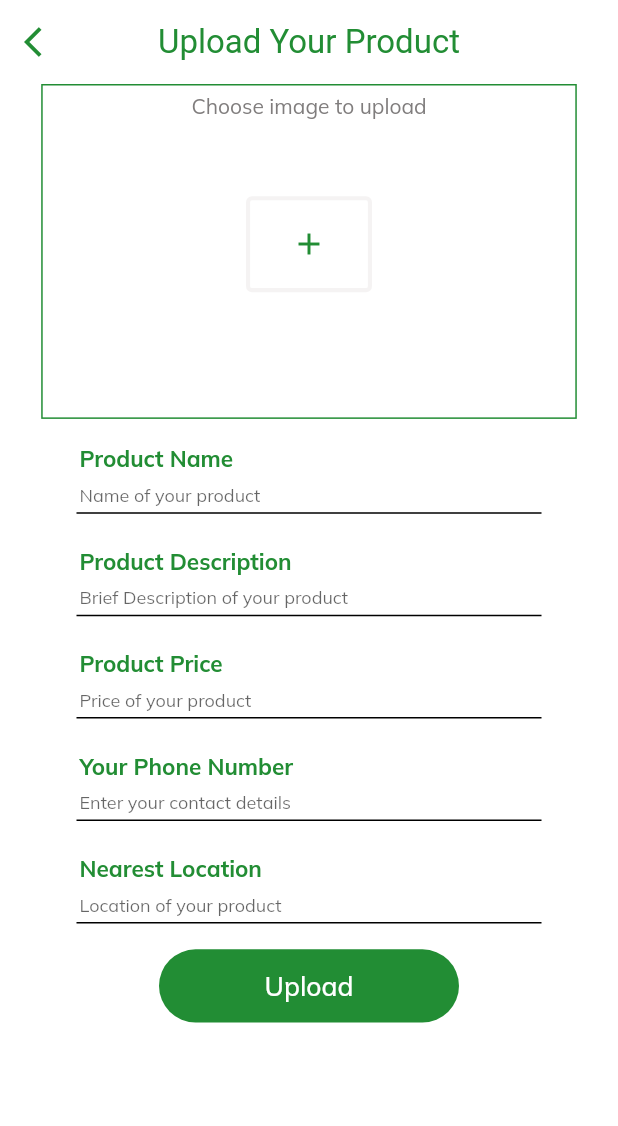
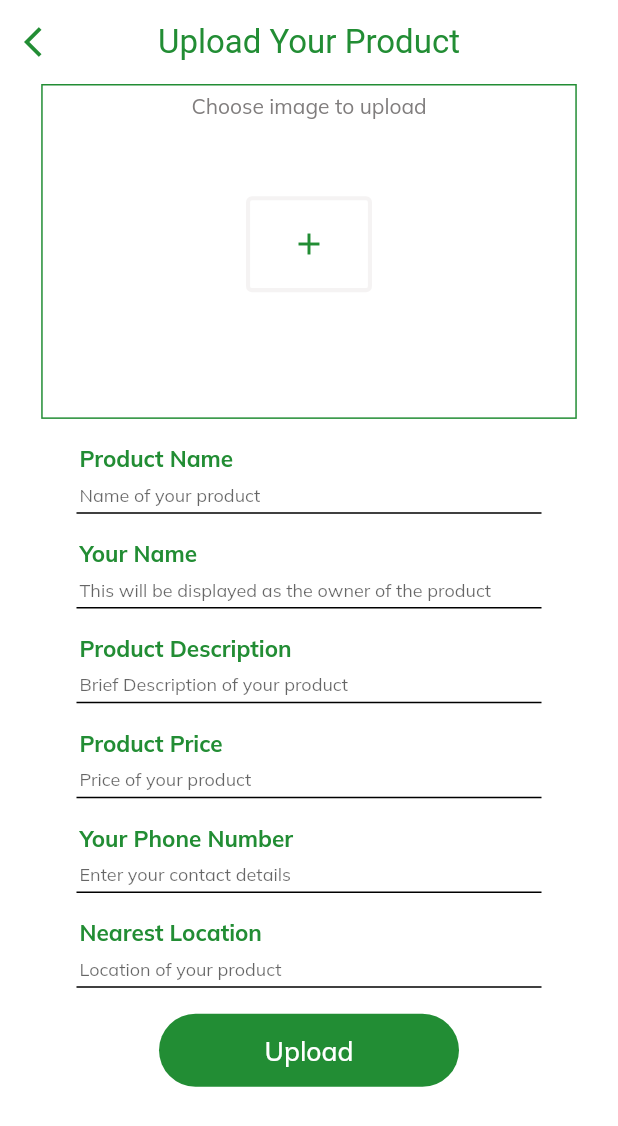
Before and after one commit to supa-modo/FlutterAppProject-4.0, a Flutter app: the HomeScreen screen opened by its route, after a tap on "Sell Your Product", on a phone screen of 412 x 824 dp. Shown: the top 1126 px of the screen. Run offline on Flutter 3.47's test engine with Material 2 defaults, Android fonts, the light colour scheme and no system bars; our stand-ins replace cloud_firestore, dots_indicator, firebase_auth, firebase_core, firebase_storage, flutter_svg and 2 more; accounts and stored records are empty.

Commit message:
Fixed some minor backend issues with uploading products

```diff
--- a/teamp_app/lib/models/products.dart
+++ b/teamp_app/lib/models/products.dart
@@ -11,6 +11,8 @@ class Products{
   late String image;
   //late Timestamp createdAt;
 
+  Products();
+
   Products.fromMap(Map<String, dynamic> data){
     id = data['id'];
     name = data['name'];
@@ -22,4 +24,17 @@ class Products{
     image = data['image'];
     //createdAt = data['createdAt'];
   }
+
+  Map<String, dynamic> toMap(){
+    return {
+      'id': id,
+      'name': name,
+      'price': price,
+      'owner': owner,
+      'description': description,
+      'location': location,
+      'phoneNumber': phoneNumber,
+      'image': image,
+    };
+  }
 }
--- a/teamp_app/lib/notifier/notifier.dart
+++ b/teamp_app/lib/notifier/notifier.dart
@@ -6,18 +6,18 @@ import 'package:teamp_app/models/products.dart';
 
 class ProductsNotifier with ChangeNotifier{
   List<Products> _productsList = [];
-  late Products _currentProducts;
+  Products? _currentProducts;
 
   UnmodifiableListView<Products> get productsList => UnmodifiableListView(_productsList);
 
-  Products get currentProducts => _currentProducts;
+  Products? get currentProducts => _currentProducts;
 
   set productsList(List<Products> productsList){
     _productsList = productsList;
     notifyListeners();
   }
 
-  set currentProducts(Products products){
+  set currentProducts(Products? products){
     _currentProducts = products;
     notifyListeners();
   }
--- a/teamp_app/lib/screens/ImageViewScreen/imageView.dart
+++ b/teamp_app/lib/screens/ImageViewScreen/imageView.dart
@@ -6,8 +6,12 @@ import 'package:firebase_storage/firebase_storage.dart';
 import 'package:flutter/material.dart';
 import 'package:image_picker/image_picker.dart';
 import 'package:cloud_firestore/cloud_firestore.dart';
+import 'package:provider/provider.dart';
+import 'package:teamp_app/net/api_methods.dart';
 
 import '../../constants.dart';
+import '../../models/products.dart';
+import '../../notifier/notifier.dart';
 import '../../sizeConfig.dart';
 import 'components/body.dart';
 
@@ -21,6 +25,23 @@ class ImageViewScreen extends StatefulWidget {
 
 class _ImageViewScreenState extends State<ImageViewScreen> {
   final _formKey = GlobalKey<FormState>();
+  Products? _currentProducts;
+  String? _imageUrl;
+
+  @override
+  void initState() {
+    super.initState();
+    ProductsNotifier productsNotifier =
+        Provider.of<ProductsNotifier>(context, listen: false);
+
+    if (productsNotifier.currentProducts != null) {
+      _currentProducts = productsNotifier.currentProducts;
+    } else {
+      _currentProducts = Products();
+    }
+
+    _imageUrl = productsNotifier.currentProducts?.image;
+  }
 
   TextEditingController _productNameField = TextEditingController();
   TextEditingController _descriptionField = TextEditingController();
@@ -29,8 +50,6 @@ class _ImageViewScreenState extends State<ImageViewScreen> {
   TextEditingController _nearestLocationField = TextEditingController();
 
   File? _image;
-  // File? _image2;
-  // File? _image3;
   final imagePicker = ImagePicker();
 
   Future imagePickerMethod() async {
@@ -50,6 +69,15 @@ class _ImageViewScreenState extends State<ImageViewScreen> {
       duration: d,
     );
     ScaffoldMessenger.of(context).showSnackBar(snackBar);
+  }
+
+  saveProduct() {
+    if (!_formKey.currentState!.validate()) {
+      return;
+    }
+    _formKey.currentState!.save();
+
+    uploadProductsAndImage(_currentProducts!, _image!);
   }
 
   @override
@@ -101,7 +129,11 @@ class _ImageViewScreenState extends State<ImageViewScreen> {
                                                 padding: EdgeInsets.only(
                                                     top: getScreenHeight(5)),
                                                 child: Text(
-                                                    "Choose image to upload", style: TextStyle(color: Color.fromARGB(255, 128, 125, 125)),),
+                                                  "Choose image to upload",
+                                                  style: TextStyle(
+                                                      color: Color.fromARGB(
+                                                          255, 128, 125, 125)),
+                                                ),
                                               ),
                                               SizedBox(
                                                   height: getScreenHeight(50)),
@@ -110,7 +142,8 @@ class _ImageViewScreenState extends State<ImageViewScreen> {
                                                   side: MaterialStateProperty
                                                       .all<BorderSide>(
                                                           BorderSide(
-                                                    color: Color.fromARGB(255, 235, 231, 231)
+                                                    color: Color.fromARGB(
+                                                            255, 235, 231, 231)
                                                         .withOpacity(0.5),
                                                     width: getScreenWidth(2.5),
                                                   )),
@@ -239,7 +272,9 @@ class _ImageViewScreenState extends State<ImageViewScreen> {
                   height: getScreenHeight(15),
                 ),
                 TextFormField(
-                    controller: _productNameField,
+                    onSaved: (value) {
+                      _currentProducts!.name = value!;
+                    },
                     textInputAction: TextInputAction.done,
                     keyboardType: TextInputType.text,
                     decoration: const InputDecoration(
@@ -257,10 +292,35 @@ class _ImageViewScreenState extends State<ImageViewScreen> {
                       hintText: "Name of your product",
                     )),
                 SizedBox(
-                  height: getScreenHeight(20),
+                  height: getScreenHeight(15),
                 ),
                 TextFormField(
-                  controller: _descriptionField,
+                    onSaved: (value) {
+                      _currentProducts!.name = value!;
+                    },
+                    textInputAction: TextInputAction.done,
+                    keyboardType: TextInputType.text,
+                    decoration: const InputDecoration(
+                      contentPadding:
+                          EdgeInsets.symmetric(horizontal: 2, vertical: 5),
+                      enabledBorder: UnderlineInputBorder(),
+                      focusedBorder: UnderlineInputBorder(),
+                      border: UnderlineInputBorder(),
+                      labelStyle: TextStyle(
+                          fontSize: 20,
+                          color: appPrimaryColor,
+                          fontWeight: FontWeight.bold),
+                      hintStyle: TextStyle(fontSize: 12),
+                      labelText: "Your Name",
+                      hintText: "This will be displayed as the owner of the product",
+                    )),
+                    SizedBox(
+                  height: getScreenHeight(15),
+                ),
+                TextFormField(
+                  onSaved: (value) {
+                    _currentProducts!.description = value!;
+                  },
                   textInputAction: TextInputAction.done,
                   keyboardType: TextInputType.text,
                   decoration: const InputDecoration(
@@ -278,10 +338,12 @@ class _ImageViewScreenState extends State<ImageViewScreen> {
                       hintText: "Brief Description of your product"),
                 ),
                 SizedBox(
-                  height: getScreenHeight(20),
+                  height: getScreenHeight(15),
                 ),
                 TextFormField(
-                  controller: _productPriceField,
+                  onSaved: (value) {
+                    _currentProducts!.price = value!;
+                  },
                   textInputAction: TextInputAction.done,
                   keyboardType: TextInputType.number,
                   decoration: const InputDecoration(
@@ -299,10 +361,12 @@ class _ImageViewScreenState extends State<ImageViewScreen> {
                       hintText: "Price of your product"),
                 ),
                 SizedBox(
-                  height: getScreenHeight(20),
+                  height: getScreenHeight(15),
                 ),
                 TextFormField(
-                  controller: _phoneField,
+                  onSaved: (value) {
+                    _currentProducts!.phoneNumber = value!;
+                  },
                   textInputAction: TextInputAction.done,
                   keyboardType: TextInputType.phone,
                   decoration: const InputDecoration(
@@ -320,10 +384,12 @@ class _ImageViewScreenState extends State<ImageViewScreen> {
                       hintText: "Enter your contact details"),
                 ),
                 SizedBox(
-                  height: getScreenHeight(20),
+                  height: getScreenHeight(15),
                 ),
                 TextFormField(
-                  controller: _nearestLocationField,
+                  onSaved: (value) {
+                    _currentProducts!.location = value!;
+                  },
                   textInputAction: TextInputAction.done,
                   keyboardType: TextInputType.streetAddress,
                   decoration: const InputDecoration(
@@ -350,9 +416,7 @@ class _ImageViewScreenState extends State<ImageViewScreen> {
                         horizontal: getScreenWidth(50),
                         vertical: getScreenHeight(2)),
                     child: TextButton(
-                      onPressed: () {
-
-                      },
+                      onPressed: () => saveProduct(),
                       child: Text(
                         "Upload",
                         style: TextStyle(
@@ -379,8 +443,6 @@ class _ImageViewScreenState extends State<ImageViewScreen> {
         ));
   }
 
-
-
   // void _selectImage(Future<XFile?> pickImage, imageNumber) async{
   //   File tempImage = (await pickImage) as File;
   //   switch (ImageNumber){
@@ -393,10 +455,4 @@ class _ImageViewScreenState extends State<ImageViewScreen> {
   //   }
   // }
 
-
-
-
-
-
-
 }
--- a/teamp_app/lib/screens/homeScreen/components/itemsView.dart
+++ b/teamp_app/lib/screens/homeScreen/components/itemsView.dart
@@ -62,7 +62,9 @@ class _ItemsViewState extends State<ItemsView> {
           pressed: () {},
         ),
         // SizedBox(height: getScreenHeight(1)),
-          ListView.builder(
+          Padding(
+            padding: EdgeInsets.only(top: getScreenHeight(3)),
+            child: ListView.builder(
               shrinkWrap: true,
                 physics: const NeverScrollableScrollPhysics(),
                 itemCount: productsNotifier.productsList.length,
@@ -83,12 +85,13 @@ class _ItemsViewState extends State<ItemsView> {
                             width: getScreenWidth(180),
                             height: getScreenHeight(140),
                             decoration: BoxDecoration(
+                              color: Colors.grey,
                               borderRadius:
                                   BorderRadius.circular(getScreenWidth(17)),
                               //color: Colors.redAccent,
-                            image: const DecorationImage(
+                              image: DecorationImage(
                                 fit: BoxFit.cover,
-                              image: const AssetImage("assets/images/tomato.jpg")),
+                                image: NetworkImage(productsNotifier.productsList[index].image)),
                             ),),
                       ),
                       Expanded(
@@ -159,6 +162,7 @@ class _ItemsViewState extends State<ItemsView> {
                     ]),
                   );
                 })),
+          ),
       ]),
     );
   }
@@ -186,7 +190,7 @@ class MarketPriceSellProduct extends StatelessWidget {
           onPressed: (){
             Navigator.push(context, MaterialPageRoute(builder: (context) => ImageViewScreen()),);
           },
-      child: Text("Sell Your Product", style: TextStyle(fontSize: getScreenWidth(17), color: Colors.white,)),
+      child: Text("Sell Your Product", style: TextStyle(fontSize: getScreenWidth(16), color: Colors.white,)),
       ),
         ),
         SizedBox(height: getScreenHeight(5)),
@@ -203,7 +207,7 @@ class MarketPriceSellProduct extends StatelessWidget {
           onPressed: (){
             Navigator.push(context, MaterialPageRoute(builder: (context) => PricesWebView()),);
           },
-        child: Text("Current Market Retail Prices", style: TextStyle(fontSize: getScreenWidth(17), color: Colors.white,)),
+        child: Text("Current Market Retail Prices", style: TextStyle(fontSize: getScreenWidth(16), color: Colors.white,)),
         ),
       ),
       ],
--- a/teamp_app/pubspec.yaml
+++ b/teamp_app/pubspec.yaml
@@ -32,15 +32,15 @@ dependencies:
   dots_indicator: ^2.1.0
   firebase_auth: ^3.3.10
   firebase_core: ^1.13.1
-  firebase_storage: ^10.2.9
+  firebase_storage: ^10.2.11
   flutter:
     sdk: flutter
   flutter_svg: ^0.20.0-nullsafety.3
-  # fluttertoast: ^8.0.9
   image_picker: ^0.8.4+11
+  path: ^1.8.0
   provider: ^4.3.1
+  uuid: ^3.0.6
   webview_flutter: ^3.0.2
-
 
 dev_dependencies:
   flutter_lints: ^1.0.0
```
Also changed, not shown: teamp_app/lib/net/api_methods.dart (+29 -0 lines), teamp_app/lib/screens/PricesWebView/pricesWebView.dart (+40 -4 lines), teamp_app/lib/screens/productDetailsScreen/productDetailsScreen.dart (+10 -7 lines), teamp_app/pubspec.lock. Lines whose indentation alone changed are shown as unchanged.
